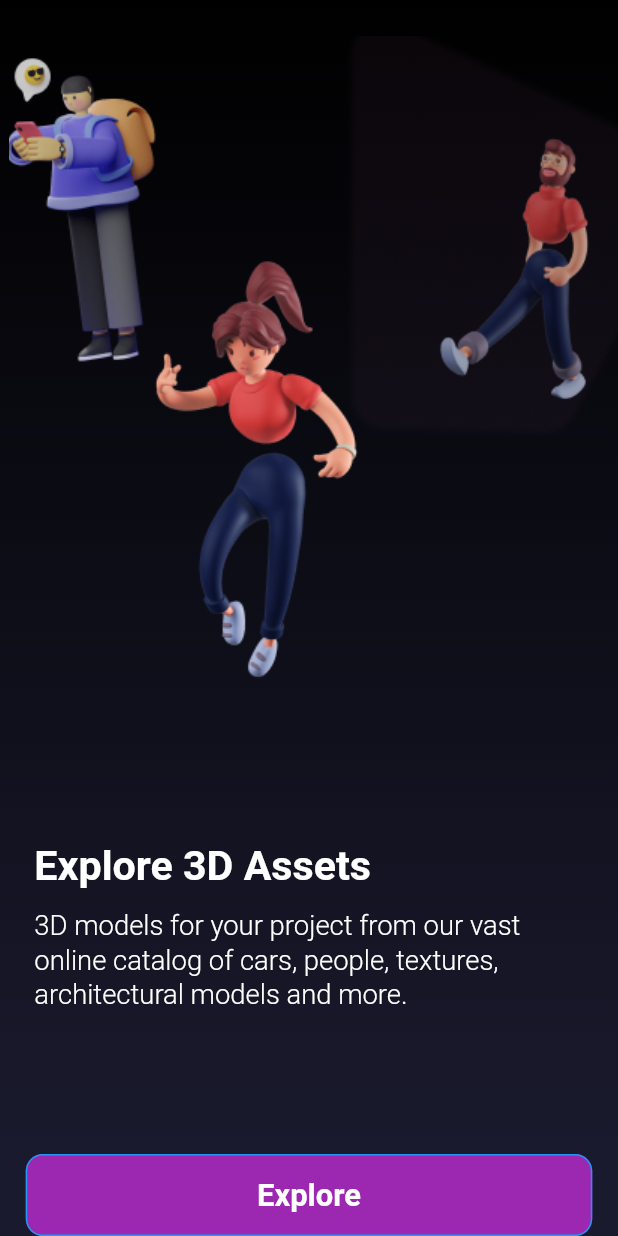
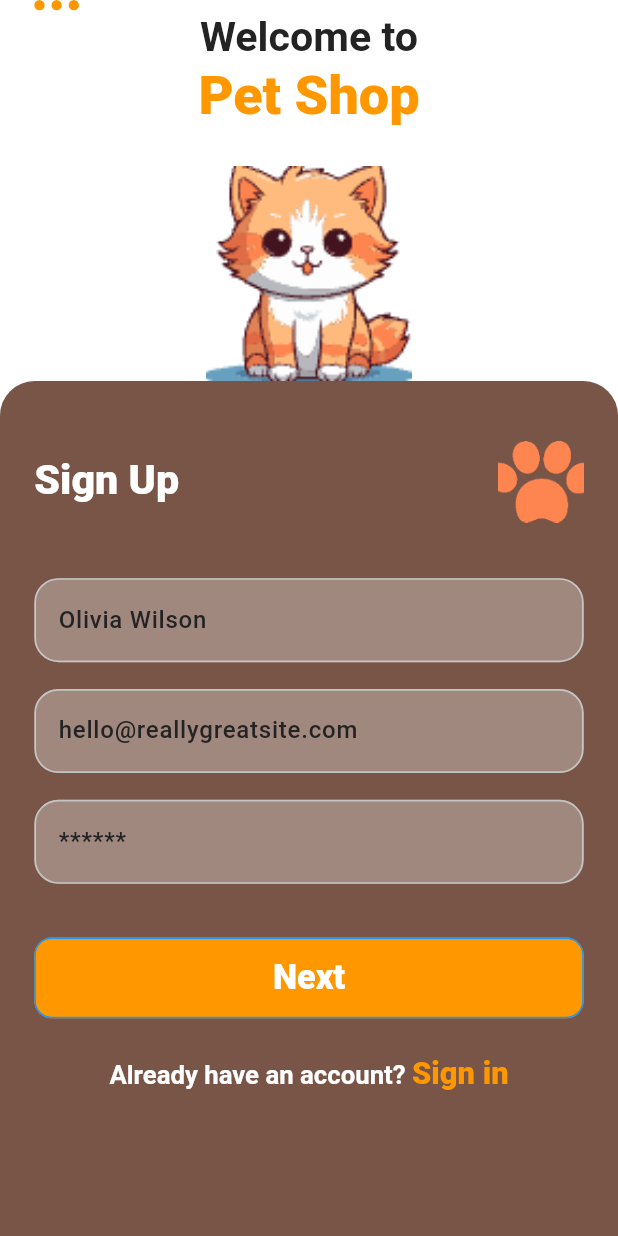
Before and after one commit to flutterRiverpodVerse/ui_designs, a Flutter app: the screen it shows after launch, on a phone screen of 412 x 824 dp. Run offline on Flutter 3.47's test engine with Material 3 defaults, Android fonts, the phone set to English and light mode, and no system bars; our stand-ins replace date_picker_timeline, fl_chart, flutter_hooks, flutter_screenutil, hooks_riverpod; missing offline and left inert: staggered_grid_view_flutter; Roboto replaces fonts that are missing (Poppins).

Commit message:
13th_day

```diff
--- /dev/null
+++ b/lib/13th_day/thirteenth_day_ui.dart
@@ -0,0 +1,249 @@
+import 'package:flutter/material.dart';
+import 'package:flutter_screenutil/flutter_screenutil.dart';
+import 'package:ui_designs/core/constants/app_constants.dart';
+import 'package:ui_designs/gen/assets.gen.dart';
+
+class ThirteenthDayUi extends StatelessWidget {
+  const ThirteenthDayUi({super.key});
+
+  @override
+  Widget build(BuildContext context) {
+    return GestureDetector(
+      onTap: () {
+        AppConstants.hideKeyboard();
+      },
+      child: Scaffold(
+        body: SafeArea(
+          child: SingleChildScrollView(
+            child: Column(
+              children: [
+                Padding(
+                  padding: EdgeInsets.symmetric(
+                    horizontal: 20.w,
+                  ),
+                  child: Column(
+                    crossAxisAlignment: CrossAxisAlignment.center,
+                    children: [
+                      Row(
+                        mainAxisAlignment: MainAxisAlignment.spaceBetween,
+                        children: [
+                          Row(
+                            children: [
+                              for (int i = 0; i < 3; i++)
+                                Padding(
+                                  padding: EdgeInsets.only(
+                                    right: 4.w,
+                                  ),
+                                  child: CircleAvatar(
+                                    radius: 3.r,
+                                    backgroundColor: Colors.orange,
+                                  ),
+                                ),
+                            ],
+                          ),
+                        ],
+                      ),
+                      Text(
+                        'Welcome to',
+                        style:
+                            Theme.of(context).textTheme.headlineLarge!.copyWith(
+                                  fontSize: 24.sp,
+                                  fontWeight: FontWeight.bold,
+                                ),
+                      ),
+                      Text(
+                        'Pet Shop',
+                        style: Theme.of(context).textTheme.titleLarge!.copyWith(
+                              fontSize: 36,
+                              fontWeight: FontWeight.w900,
+                              color: Colors.orange,
+                            ),
+                      ),
+                    ],
+                  ),
+                ),
+                SizedBox(
+                  height: 20.h,
+                ),
+                Center(
+                  child: Image.asset(
+                    Assets.images.cat.path,
+                    width: 120.w,
+                    height: 120.h,
+                    fit: BoxFit.cover,
+                  ),
+                ),
+                Container(
+                  height: 1.sh,
+                  width: 1.sw,
+                  padding: EdgeInsets.symmetric(
+                    horizontal: 20.w,
+                    vertical: 30.h,
+                  ),
+                  decoration: BoxDecoration(
+                    color: Colors.brown,
+                    borderRadius: BorderRadius.only(
+                      topLeft: Radius.circular(20.r),
+                      topRight: Radius.circular(20.r),
+                    ),
+                  ),
+                  child: Column(
+                    crossAxisAlignment: CrossAxisAlignment.start,
+                    children: [
+                      Row(
+                        mainAxisAlignment: MainAxisAlignment.spaceBetween,
+                        children: [
+                          Text(
+                            'Sign Up',
+                            style: Theme.of(context)
+                                .textTheme
+                                .titleLarge!
+                                .copyWith(
+                                  fontSize: 24.sp,
+                                  fontWeight: FontWeight.w900,
+                                  color: Colors.white,
+                                ),
+                          ),
+                          Image.asset(
+                            Assets.images.catPalm.path,
+                            height: 50.h,
+                            width: 50.w,
+                            fit: BoxFit.contain,
+                          ),
+                        ],
+                      ),
+                      SizedBox(
+                        height: 30.h,
+                      ),
+                      buildTextField(
+                        'Olivia Wilson',
+                      ),
+                      SizedBox(
+                        height: 15.h,
+                      ),
+                      buildTextField(
+                        'hello@reallygreatsite.com',
+                      ),
+                      SizedBox(
+                        height: 15.h,
+                      ),
+                      buildTextField(
+                        '******',
+                        obscureText: true,
+                      ),
+                      SizedBox(
+                        height: 30.h,
+                      ),
+                      ElevatedButton(
+                        onPressed: () {},
+                        style: ElevatedButton.styleFrom(
+                          backgroundColor: Colors.orange,
+                          padding: EdgeInsets.zero,
+                          shape: RoundedRectangleBorder(
+                            borderRadius: BorderRadius.circular(
+                              10.r,
+                            ),
+                          ),
+                          minimumSize: Size(
+                            1.sw,
+                            45.h,
+                          ),
+                        ),
+                        child: Text(
+                          'Next',
+                          style: Theme.of(context)
+                              .textTheme
+                              .headlineLarge!
+                              .copyWith(
+                                fontSize: 20.sp,
+                                fontWeight: FontWeight.w900,
+                                color: Colors.white,
+                              ),
+                        ),
+                      ),
+                      SizedBox(
+                        height: 20.h,
+                      ),
+                      Center(
+                        child: RichText(
+                          text: TextSpan(
+                            children: [
+                              TextSpan(
+                                text: 'Already have an account? ',
+                                style: Theme.of(context)
+                                    .textTheme
+                                    .headlineLarge!
+                                    .copyWith(
+                                      fontSize: 15.sp,
+                                      color: Colors.white,
+                                    ),
+                              ),
+                              TextSpan(
+                                text: 'Sign in',
+                                style: Theme.of(context)
+                                    .textTheme
+                                    .headlineLarge!
+                                    .copyWith(
+                                      fontSize: 18.sp,
+                                      fontWeight: FontWeight.w900,
+                                      color: Colors.orange,
+                                    ),
+                              ),
+                            ],
+                          ),
+                        ),
+                      ),
+                    ],
+                  ),
+                ),
+              ],
+            ),
+          ),
+        ),
+      ),
+    );
+  }
+
+  Widget buildTextField(
+    String hintText, {
+    bool obscureText = false,
+  }) {
+    return TextField(
+      obscureText: obscureText,
+      decoration: InputDecoration(
+        hintText: hintText,
+        fillColor: Colors.white.withOpacity(0.3),
+        filled: true,
+        border: OutlineInputBorder(
+          borderRadius: BorderRadius.circular(
+            8.r,
+          ),
+          borderSide: BorderSide.none,
+        ),
+      ),
+    );
+  }
+}
+
+class OrangeBlobPainter extends CustomPainter {
+  @override
+  void paint(Canvas canvas, Size size) {
+    final paint = Paint()
+      ..color = Colors.orange
+      ..style = PaintingStyle.fill;
+
+    final path = Path()
+      ..moveTo(size.width * 0.5, 0)
+      ..quadraticBezierTo(size.width, 0, size.width, size.height * 0.5)
+      ..quadraticBezierTo(
+          size.width, size.height, size.width * 0.5, size.height)
+      ..quadraticBezierTo(0, size.height, 0, size.height * 0.5)
+      ..quadraticBezierTo(0, 0, size.width * 0.5, 0)
+      ..close();
+
+    canvas.drawPath(path, paint);
+  }
+
+  @override
+  bool shouldRepaint(covariant CustomPainter oldDelegate) => false;
+}
--- a/lib/gen/assets.gen.dart
+++ b/lib/gen/assets.gen.dart
@@ -29,6 +29,13 @@ class $AssetsImagesGen {
 
   /// File path: assets/images/banana.png
   AssetGenImage get banana => const AssetGenImage('assets/images/banana.png');
+
+  /// File path: assets/images/cat.png
+  AssetGenImage get cat => const AssetGenImage('assets/images/cat.png');
+
+  /// File path: assets/images/cat_palm.png
+  AssetGenImage get catPalm =>
+      const AssetGenImage('assets/images/cat_palm.png');
 
   /// File path: assets/images/chicken.png
   AssetGenImage get chicken => const AssetGenImage('assets/images/chicken.png');
@@ -70,6 +77,8 @@ class $AssetsImagesGen {
         a3dImage3,
         avocado,
         banana,
+        cat,
+        catPalm,
         chicken,
         four,
         onboarding1,
--- a/lib/main.dart
+++ b/lib/main.dart
@@ -2,7 +2,7 @@ import 'package:flutter/material.dart';
 import 'package:flutter_screenutil/flutter_screenutil.dart';
 import 'package:hooks_riverpod/hooks_riverpod.dart';
 import 'package:provider/provider.dart';
-import 'package:ui_designs/12th_day/twelfth_day_ui.dart';
+import 'package:ui_designs/13th_day/thirteenth_day_ui.dart';
 import 'package:ui_designs/core/constants/app_config.dart';
 import 'package:ui_designs/core/theme/app_theme.dart';
 
@@ -47,7 +47,7 @@ class MyApp extends StatelessWidget {
               theme: AppTheme.lightTheme,
               darkTheme: AppTheme.darkTheme,
               scaffoldMessengerKey: AppConfig.rootScaffoldMessengerKey,
-              home: const TwelfthDayUi(),
+              home: const ThirteenthDayUi(),
             ),
           );
         },
```
Also changed, not shown: assets/images/cat.png (added), assets/images/cat_palm.png (added).
